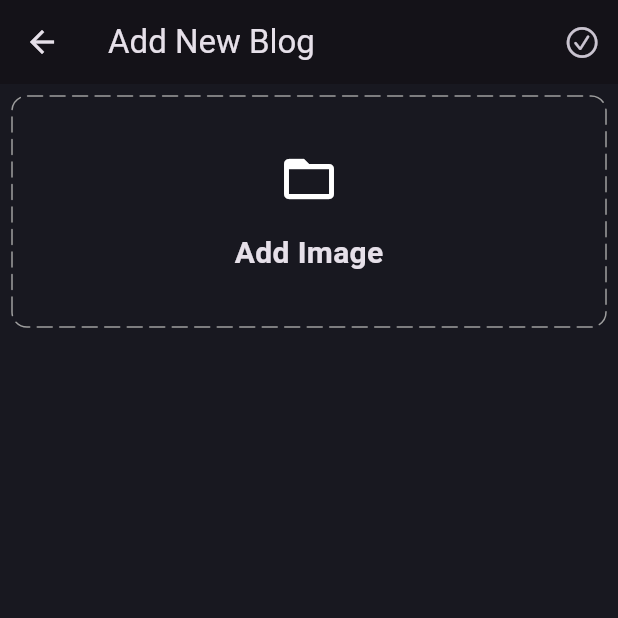
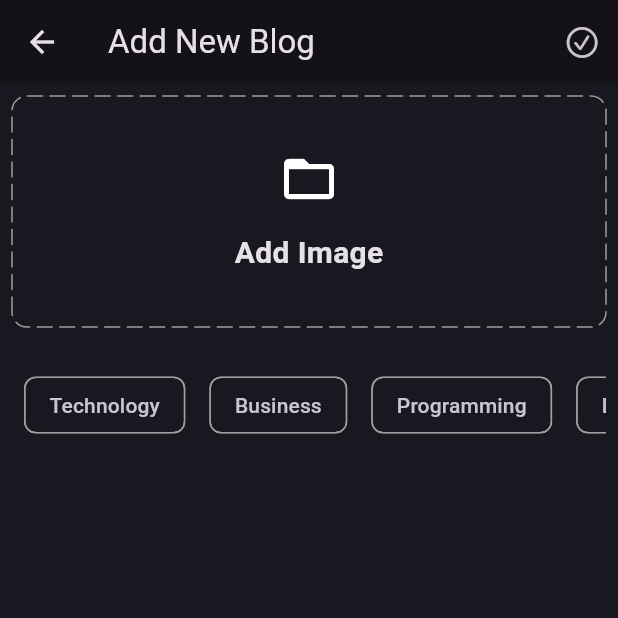
Before and after one commit to tecrodrigocastro/blog_supabase, a Flutter app: the AddNewBlogPage screen opened directly, on a phone screen of 412 x 824 dp, the top half of it. Run offline on Flutter 3.47's test engine with Material 3 defaults, Android fonts, the phone set to English and light mode, and no system bars; drawn by our look-alikes of dotted_border; our stand-ins replace bloc, equatable, flutter_bloc, fpdart, get_it, supabase_flutter; accounts and stored records are empty.

Commit message:
add new blog - chips design

```diff
--- a/lib/core/theme/theme.dart
+++ b/lib/core/theme/theme.dart
@@ -11,6 +11,10 @@ class AppTheme {
       );
   static final darkThemeMode = ThemeData.dark().copyWith(
     scaffoldBackgroundColor: AppPallete.backgroundColor,
+    chipTheme: const ChipThemeData(
+      color: MaterialStatePropertyAll(AppPallete.backgroundColor),
+      side: BorderSide.none,
+    ),
     inputDecorationTheme: InputDecorationTheme(
       contentPadding: const EdgeInsets.all(27),
       enabledBorder: _border(),
--- a/lib/features/blog/presentation/pages/add_new_blog_page.dart
+++ b/lib/features/blog/presentation/pages/add_new_blog_page.dart
@@ -54,6 +54,30 @@ class _AddNewBlogPageState extends State<AddNewBlogPage> {
                 ),
               ),
             ),
+            const SizedBox(height: 20),
+            SingleChildScrollView(
+              scrollDirection: Axis.horizontal,
+              child: Row(
+                children: [
+                  'Technology',
+                  'Business',
+                  'Programming',
+                  'Entertainment',
+                ]
+                    .map(
+                      (e) => Padding(
+                        padding: const EdgeInsets.all(8.0),
+                        child: Chip(
+                          label: Text(e),
+                          side: const BorderSide(
+                            color: Colors.grey,
+                          ),
+                        ),
+                      ),
+                    )
+                    .toList(),
+              ),
+            ),
           ],
         ),
       ),
```
